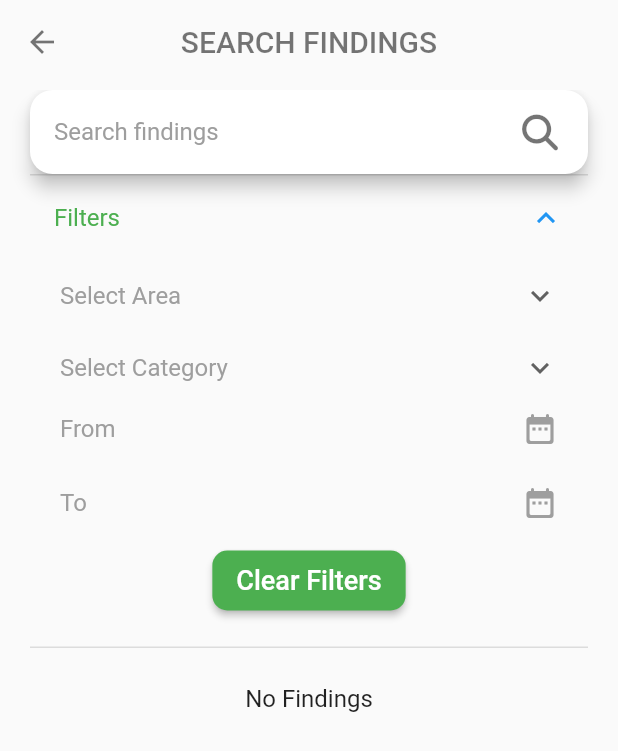
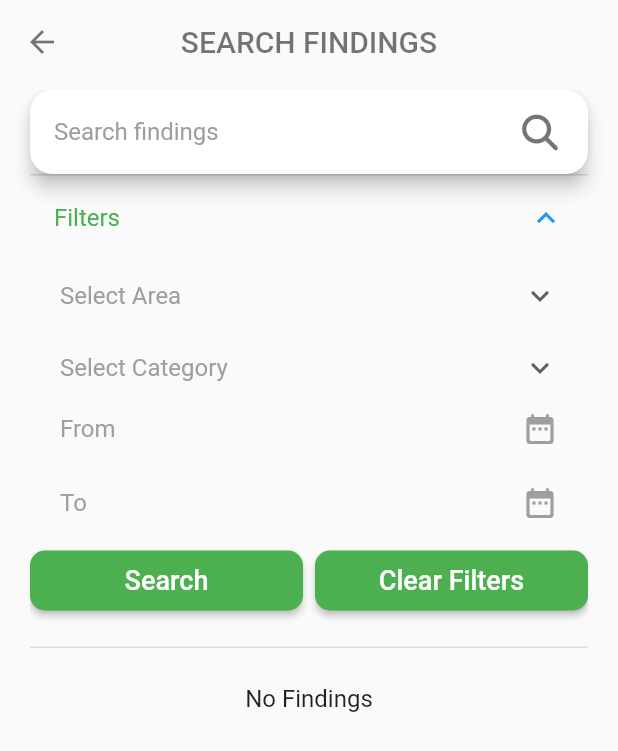
Before and after one commit to hashirsidd/engro-findings, a Flutter app: the SearchResultFindingsView screen opened by its route, after a tap on "Search findings", on a phone screen of 412 x 824 dp. Shown: the top 751 px of the screen. Run offline on Flutter 3.47's test engine with Material 2 defaults, Android fonts, the phone set to English and light mode, and no system bars; our stand-ins replace cached_network_image, cloud_firestore, csv, firebase_auth, firebase_core, firebase_messaging and 15 more; missing offline and left inert: dart:ffi; accounts and stored records are empty.

Commit message:
fixed all issues

```diff
--- a/lib/app/modules/dashboard/controllers/dashboard_controller.dart
+++ b/lib/app/modules/dashboard/controllers/dashboard_controller.dart
@@ -68,8 +68,8 @@ class DashboardController extends GetxController {
   Future<void> loadData() async {
     try {
       Get.dialog(const LoadingDialog());
-      findings.clear();
-      chartData.clear();
+
+
       QuerySnapshot<Map<String, dynamic>> findingsData = await FirebaseFirestore.instance
           .collection('findings')
           .where('isApproved', isEqualTo: 1)
@@ -77,6 +77,7 @@ class DashboardController extends GetxController {
           .limit(5)
           .get();
       if (findingsData.docs.isNotEmpty) {
+        findings.clear();
         findingsData.docs.forEach((element) {
           findings.add(FindingsModel.fromJson(element.data()));
         });
@@ -84,6 +85,7 @@ class DashboardController extends GetxController {
       DocumentSnapshot<Map<String, dynamic>> overview =
           await FirebaseFirestore.instance.collection('overview').doc('graph').get();
       if (overview.data() != null) {
+        chartData.clear();
         chartData.add(ChartData(
             'PM&S', overview.data()!["pm&s stationary"], overview.data()!["pm&s machinery"]));
         chartData.add(ChartData(
--- a/lib/app/modules/fileFindings/controllers/file_findings_controller.dart
+++ b/lib/app/modules/fileFindings/controllers/file_findings_controller.dart
@@ -10,7 +10,7 @@ import 'package:firebase_storage/firebase_storage.dart';
 import 'package:flutter/material.dart';
 import 'package:get/get.dart';
 import 'package:image_picker/image_picker.dart';
-
+import 'package:intl/intl.dart';
 import 'package:Findings/app/custom_widgets/dialogs/submit_dialog.dart';
 
 class FindingsController extends GetxController {
@@ -162,7 +162,7 @@ class FileFindingsController extends FindingsController {
         status: 2,
         createdByEmail: homeController.user.value.email,
         createdByUid: homeController.user.value.uid,
-        timeStamp: FieldValue.serverTimestamp(),
+        timeStamp: DateFormat('MM/dd/y').parse(date.value).millisecondsSinceEpoch,
         areaGl: areaGlController.text.trim(),
         id: ref.id,
         pinned: false,
--- a/lib/app/modules/findingsApproval/controllers/edit_finding_controller.dart
+++ b/lib/app/modules/findingsApproval/controllers/edit_finding_controller.dart
@@ -9,6 +9,7 @@ import 'package:flutter/material.dart';
 import 'package:get/get.dart';
 import 'package:get/get_core/src/get_main.dart';
 import '../../../routes/app_pages.dart';
+import 'package:intl/intl.dart';
 
 class EditFindingsController extends FindingsController {
   int findingIndex = 0;
@@ -62,7 +63,7 @@ class EditFindingsController extends FindingsController {
         status: 2,
         createdByEmail: homeController.user.value.email,
         createdByUid: homeController.user.value.uid,
-        timeStamp: FieldValue.serverTimestamp(),
+        timeStamp: DateFormat('MM/dd/y').parse(date.value).millisecondsSinceEpoch,
         areaGl: areaGlController.text.trim(),
         id: '',
         pinned: false,
--- a/lib/app/modules/searchFindings/views/search_result_view.dart
+++ b/lib/app/modules/searchFindings/views/search_result_view.dart
@@ -231,7 +231,35 @@ class SearchResultFindingsView extends GetView<SearchResultController> {
                           )),
                     ),
                   ),
-                  SizedBox(
+                  Row(
+                    children: [
+                      Expanded(
+                        child: SizedBox(
+                          height: 40,
+                          child: ElevatedButton(
+                            onPressed: () => controller.searchFinding(context),
+                            style: ButtonStyle(
+                              foregroundColor: MaterialStateProperty.all<Color>(Colors.white),
+                              backgroundColor: MaterialStateProperty.all<Color>(Colors.green),
+                              shape: MaterialStateProperty.all<RoundedRectangleBorder>(
+                                RoundedRectangleBorder(
+                                  borderRadius: BorderRadius.circular(10),
+                                ),
+                              ),
+                            ),
+                            child: Text(
+                              'Search',
+                              style: Theme.of(context)
+                                  .textTheme
+                                  .bodyLarge
+                                  ?.copyWith(color: Colors.white),
+                            ),
+                          ),
+                        ),
+                      ),
+                      Spacing.hStandard,
+                      Expanded(
+                        child: SizedBox(
                           height: 40,
                           child: ElevatedButton(
                             onPressed: controller.onTapClearFilters,
@@ -246,9 +274,15 @@ class SearchResultFindingsView extends GetView<SearchResultController> {
                             ),
                             child: Text(
                               'Clear Filters',
-                        style: Theme.of(context).textTheme.bodyLarge?.copyWith(color: Colors.white),
+                              style: Theme.of(context)
+                                  .textTheme
+                                  .bodyLarge
+                                  ?.copyWith(color: Colors.white),
                             ),
                           ),
+                        ),
+                      ),
+                    ],
                   ),
                   Spacing.vLarge
                 ],
```
Also changed, not shown: lib/app/modules/dashboard/views/dashboard_view.dart (+14 -4 lines), lib/app/modules/searchFindings/controllers/search_result_controller.dart (+21 -8 lines), pubspec.yaml (+8 -8 lines), pubspec.lock, 24 other files. Lines whose indentation alone changed are shown as unchanged.
